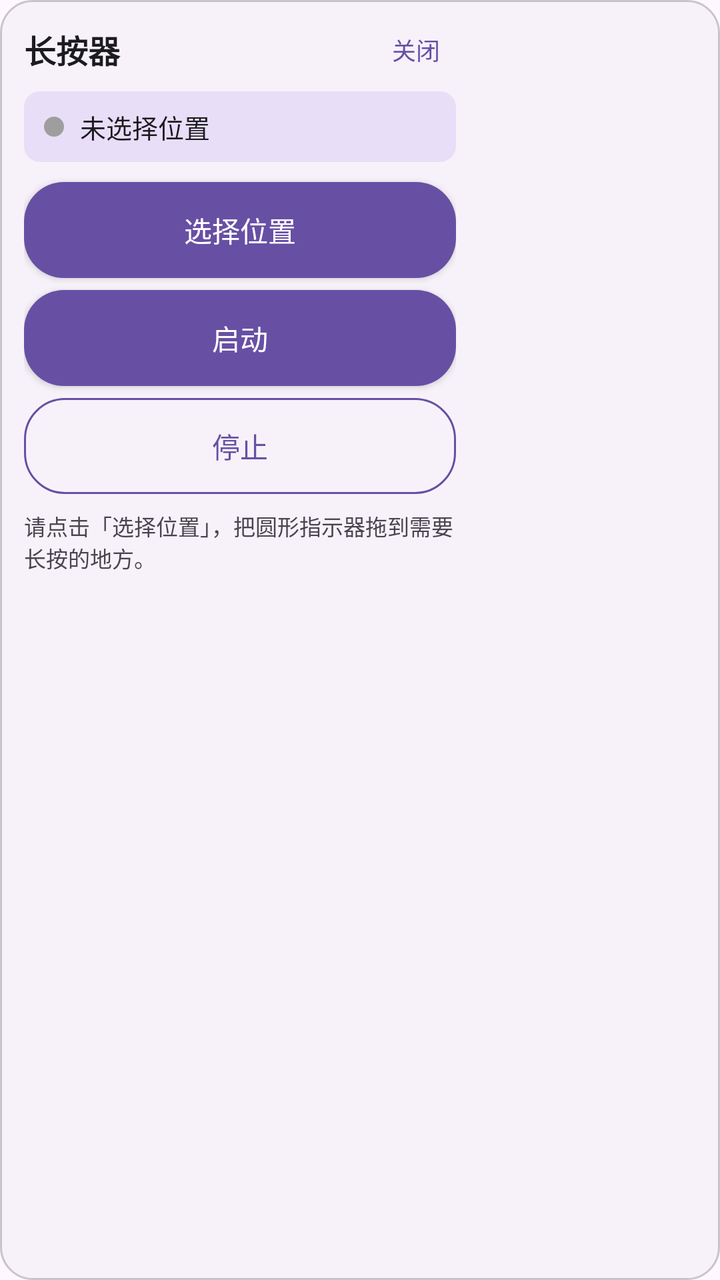
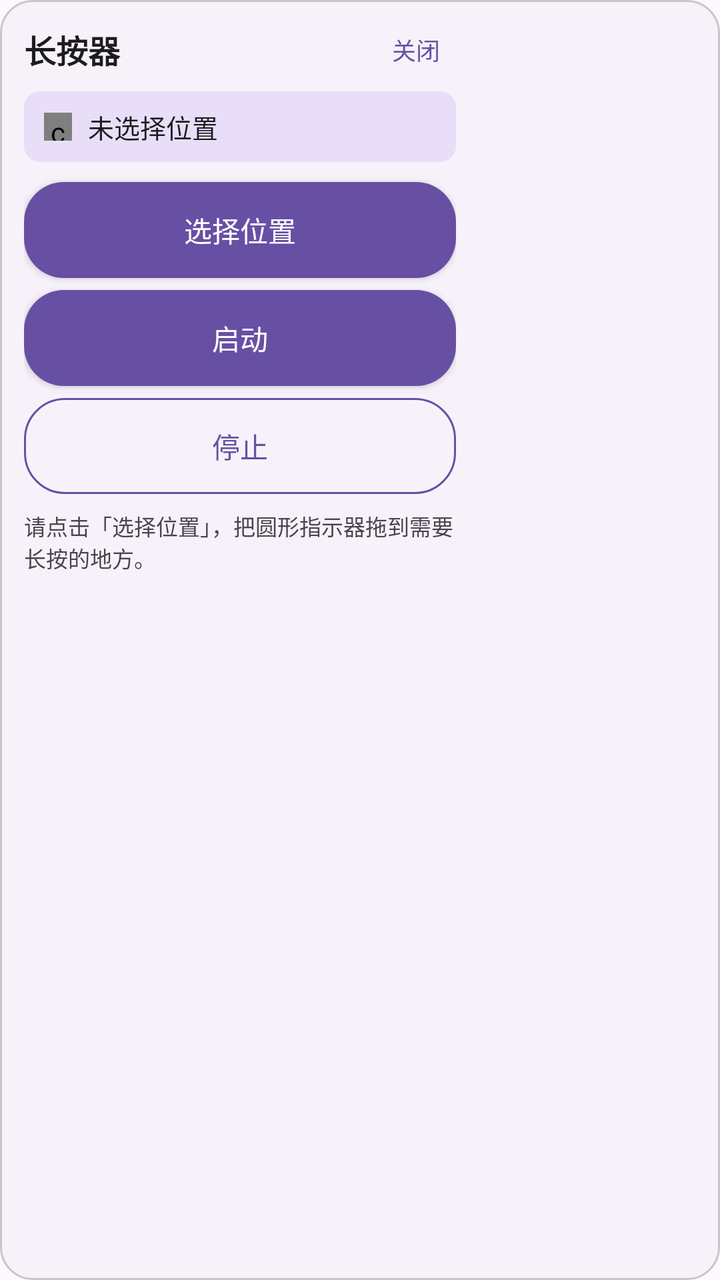

The first picture is an Android layout as it rendered before a commit; the second is the same layout after the commit. The layout source and the unified diff follow.
<!-- AndroidManifest.xml: application theme Theme.LongPressTool -->
<!-- res/layout/overlay_sidebar.xml -->
<?xml version="1.0" encoding="utf-8"?>
<FrameLayout xmlns:android="http://schemas.android.com/apk/res/android"
    android:id="@+id/sidebar_root"
    android:layout_width="wrap_content"
    android:layout_height="wrap_content"
    android:background="@drawable/overlay_card_background"
    android:padding="12dp">

    <LinearLayout
        android:layout_width="216dp"
        android:layout_height="wrap_content"
        android:orientation="vertical">

        
        <LinearLayout
            android:layout_width="match_parent"
            android:layout_height="wrap_content"
            android:gravity="center_vertical"
            android:orientation="horizontal">

            <TextView
                android:layout_width="0dp"
                android:layout_height="wrap_content"
                android:layout_weight="1"
                android:text="@string/overlay_sidebar_title"
                android:textColor="@color/overlay_text_primary"
                android:textSize="16sp"
                android:textStyle="bold" />

            <Button
                android:id="@+id/button_close"
                android:layout_width="wrap_content"
                android:layout_height="wrap_content"
                android:background="@android:color/transparent"
                android:minWidth="0dp"
                android:minHeight="0dp"
                android:paddingHorizontal="8dp"
                android:paddingVertical="4dp"
                android:text="@string/overlay_close"
                android:textColor="@color/overlay_button_secondary_text"
                android:textSize="12sp" />
        </LinearLayout>

        
        <LinearLayout
            android:layout_width="match_parent"
            android:layout_height="wrap_content"
            android:layout_marginTop="8dp"
            android:background="@drawable/overlay_status_background"
            android:gravity="center_vertical"
            android:orientation="horizontal"
            android:paddingHorizontal="10dp"
            android:paddingVertical="8dp">

            
            <View
                android:id="@+id/status_dot"
                android:layout_width="10dp"
                android:layout_height="10dp"
                android:background="@drawable/status_dot" />

            <TextView
                android:id="@+id/text_status"
                android:layout_width="0dp"
                android:layout_height="wrap_content"
                android:layout_marginStart="8dp"
                android:layout_weight="1"
                android:text="@string/overlay_status_not_selected"
                android:textColor="@color/overlay_text_primary"
                android:textSize="13sp" />
        </LinearLayout>

        
        <Button
            android:id="@+id/button_select_position"
            android:layout_width="match_parent"
            android:layout_height="wrap_content"
            android:layout_marginTop="10dp"
            android:background="@drawable/overlay_button_primary"
            android:text="@string/action_select_position"
            android:textColor="@color/overlay_button_primary_text"
            android:textSize="14sp" />

        <Button
            android:id="@+id/button_start"
            android:layout_width="match_parent"
            android:layout_height="wrap_content"
            android:layout_marginTop="6dp"
            android:background="@drawable/overlay_button_primary"
            android:text="@string/action_start_long_press"
            android:textColor="@color/overlay_button_primary_text"
            android:textSize="14sp" />

        <Button
            android:id="@+id/button_stop"
            android:layout_width="match_parent"
            android:layout_height="wrap_content"
            android:layout_marginTop="6dp"
            android:background="@drawable/overlay_button_secondary"
            android:text="@string/action_stop_long_press"
            android:textColor="@color/overlay_button_secondary_text"
            android:textSize="14sp" />

        
        <TextView
            android:id="@+id/text_hint"
            android:layout_width="match_parent"
            android:layout_height="wrap_content"
            android:layout_marginTop="8dp"
            android:text="@string/overlay_hint_choose_position"
            android:textColor="@color/overlay_text_secondary"
            android:textSize="11sp" />

        
        <TextView
            android:id="@+id/text_limit"
            android:layout_width="match_parent"
            android:layout_height="wrap_content"
            android:layout_marginTop="4dp"
            android:text="@string/overlay_hint_max_duration"
            android:textColor="@color/overlay_text_secondary"
            android:textSize="11sp"
            android:visibility="gone" />
    </LinearLayout>
</FrameLayout>
<!-- resources referenced by this layout -->
<resources>
  <color name="overlay_button_primary_text">#FFFFFFFF</color>
  <color name="overlay_button_secondary_text">#6750A4</color>
  <color name="overlay_text_primary">#1C1B1F</color>
  <color name="overlay_text_secondary">#49454F</color>
  <!-- drawable overlay_button_primary (drawable) -->
  <?xml version="1.0" encoding="utf-8"?>
  <selector xmlns:android="http://schemas.android.com/apk/res/android">
      <item android:state_enabled="false">
          <shape android:shape="rectangle">
              <solid android:color="@color/overlay_button_disabled" />
              <corners android:radius="20dp" />
          </shape>
      </item>
      <item>
          <shape android:shape="rectangle">
              <solid android:color="@color/overlay_button_primary" />
              <corners android:radius="20dp" />
          </shape>
      </item>
  </selector>
  <!-- drawable overlay_button_secondary (drawable) -->
  <?xml version="1.0" encoding="utf-8"?>
  <selector xmlns:android="http://schemas.android.com/apk/res/android">
      <item android:state_enabled="false">
          <shape android:shape="rectangle">
              <solid android:color="@android:color/transparent" />
              <stroke
                  android:width="1dp"
                  android:color="@color/overlay_button_disabled" />
              <corners android:radius="20dp" />
          </shape>
      </item>
      <item>
          <shape android:shape="rectangle">
              <solid android:color="@android:color/transparent" />
              <stroke
                  android:width="1dp"
                  android:color="@color/overlay_button_primary" />
              <corners android:radius="20dp" />
          </shape>
      </item>
  </selector>
  <!-- drawable overlay_card_background (drawable) -->
  <?xml version="1.0" encoding="utf-8"?>
  <shape xmlns:android="http://schemas.android.com/apk/res/android"
      android:shape="rectangle">
      <solid android:color="@color/overlay_card_background" />
      <corners android:radius="16dp" />
      <stroke
          android:width="1dp"
          android:color="@color/overlay_card_stroke" />
  </shape>
  <!-- drawable overlay_status_background (drawable) -->
  <?xml version="1.0" encoding="utf-8"?>
  <shape xmlns:android="http://schemas.android.com/apk/res/android"
      android:shape="rectangle">
      <solid android:color="@color/overlay_status_background" />
      <corners android:radius="8dp" />
  </shape>
  <!-- drawable status_dot (drawable) -->
  <?xml version="1.0" encoding="utf-8"?>
  <shape xmlns:android="http://schemas.android.com/apk/res/android"
      android:shape="oval">
      <solid android:color="#9E9E9E" />
  </shape>
  <string name="action_select_position">选择位置</string>
  <string name="action_start_long_press">启动</string>
  <string name="action_stop_long_press">停止</string>
  <string name="overlay_close">关闭</string>
  <string name="overlay_hint_choose_position">请点击「选择位置」，把圆形指示器拖到需要长按的地方。</string>
  <string name="overlay_hint_max_duration">注意：Android 系统限制单次手势最长 60 秒，本应用会自动分段续接以持续按住。</string>
  <string name="overlay_sidebar_title">长按器</string>
  <string name="overlay_status_not_selected">未选择位置</string>
  <style name="Theme.LongPressTool" parent="Theme.Material3.DayNight.NoActionBar">
          <item name="android:windowBackground">?attr/colorSurface</item>
      </style>
  <color name="overlay_button_disabled">#33000000</color>
  <color name="overlay_button_primary">#6750A4</color>
  <color name="overlay_card_background">#F7F2FA</color>
  <color name="overlay_card_stroke">#33000000</color>
  <color name="overlay_status_background">#E8DEF8</color>
</resources>

<!-- the commit's change to res/layout/overlay_sidebar.xml (unified diff, before → after) -->
@@ -53,11 +53,10 @@
             android:paddingVertical="8dp">
 
             
-            <View
+            <com.example.longpresstool.ui.widget.StatusDotView
                 android:id="@+id/status_dot"
-                android:layout_width="10dp"
-                android:layout_height="10dp"
-                android:background="@drawable/status_dot" />
+                android:layout_width="14dp"
+                android:layout_height="14dp" />
 
             <TextView
                 android:id="@+id/text_status"
<!-- resource entries referenced after the edit -->
@@ -59,12 +59,6 @@
       <solid android:color="@color/overlay_status_background" />
       <corners android:radius="8dp" />
   </shape>
-  <!-- drawable status_dot (drawable) -->
-  <?xml version="1.0" encoding="utf-8"?>
-  <shape xmlns:android="http://schemas.android.com/apk/res/android"
-      android:shape="oval">
-      <solid android:color="#9E9E9E" />
-  </shape>
   <string name="action_select_position">选择位置</string>
   <string name="action_start_long_press">启动</string>
   <string name="action_stop_long_press">停止</string>
